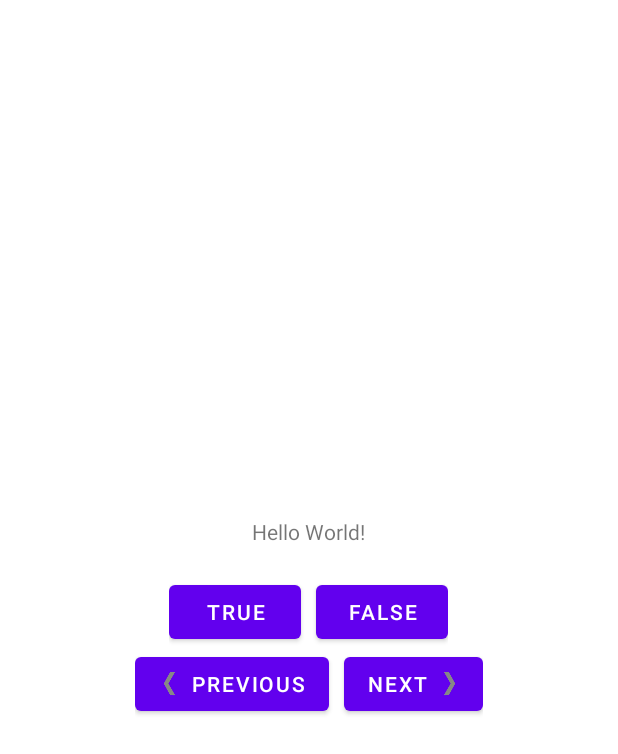
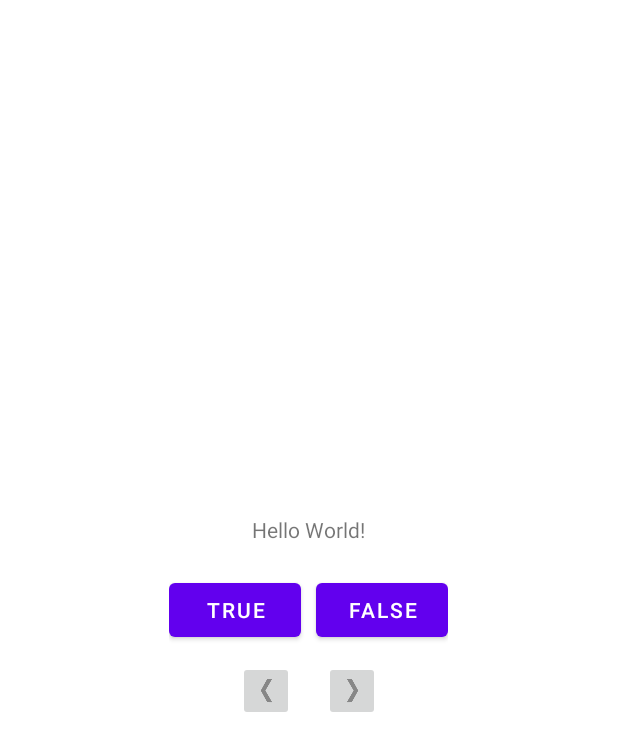
Before and after one commit to Quantata/JPubExample, an Android app: the layout activity_main.xml on its own in the app's theme, with its tools: preview values and no code run, on a phone screen of 412 x 824 dp. Shown: the top 754 px of the screen. Run offline under Robolectric (Android 15) with nearby library versions, the phone set to English and light mode, and no system bars.

Commit message:
2022 08 30 by nyahn - challenge 1.Change Button attribute to ImageButton

```diff
--- a/geoquiz/src/main/res/layout/activity_main.xml
+++ b/geoquiz/src/main/res/layout/activity_main.xml
@@ -48,24 +48,25 @@
             android:layout_width="wrap_content"
             android:layout_height="wrap_content"
             android:orientation="horizontal"
+            android:layout_marginTop="10dp"
             android:layout_gravity="center">
 
-            <Button
+            <ImageButton
                 android:id="@+id/btn_previous"
                 android:layout_width="wrap_content"
                 android:layout_height="wrap_content"
                 android:text="@string/previous_button"
-                android:drawableLeft="@drawable/arrow_left"
-                android:drawablePadding="4dp"
-                android:layout_marginEnd="10dp"/>
+                android:src="@drawable/arrow_left"
+                android:layout_marginEnd="20dp"
+                android:contentDescription="@string/previous_button"/>
 
-            <Button
+            <ImageButton
                 android:id="@+id/btn_next"
                 android:layout_width="wrap_content"
                 android:layout_height="wrap_content"
                 android:text="@string/next_button"
-                android:drawableEnd="@drawable/arrow_right"
-                android:drawablePadding="4dp"/>
+                android:src="@drawable/arrow_right"
+                android:contentDescription="@string/next_button"/>
 
         </androidx.appcompat.widget.LinearLayoutCompat>
 
```
